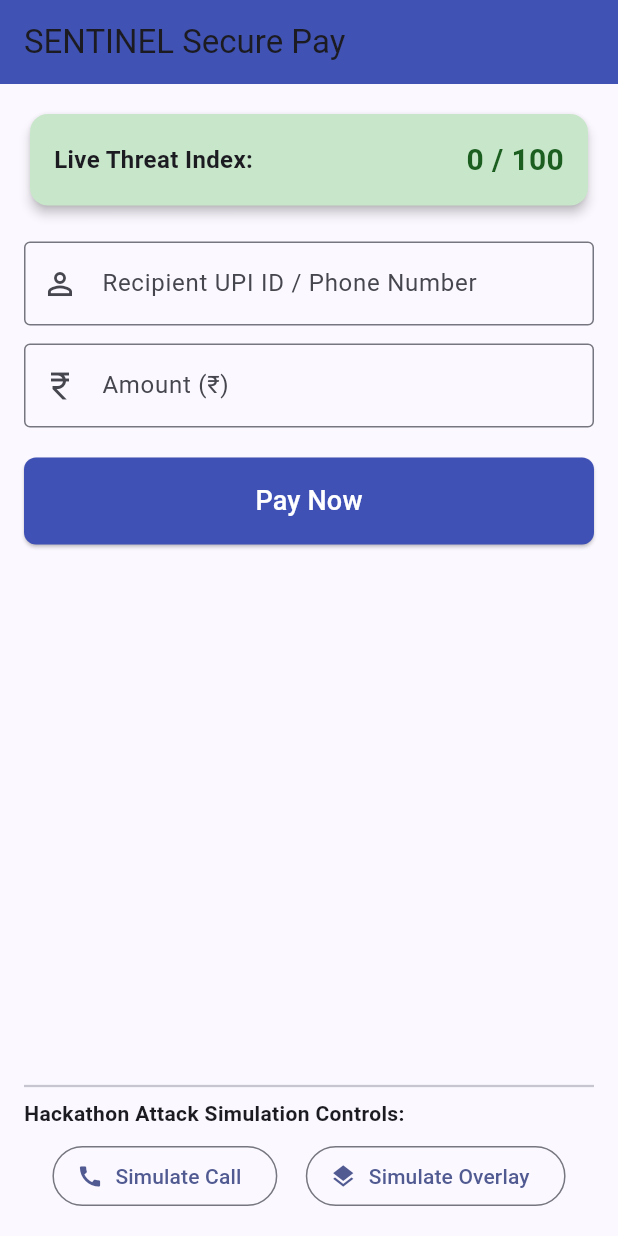
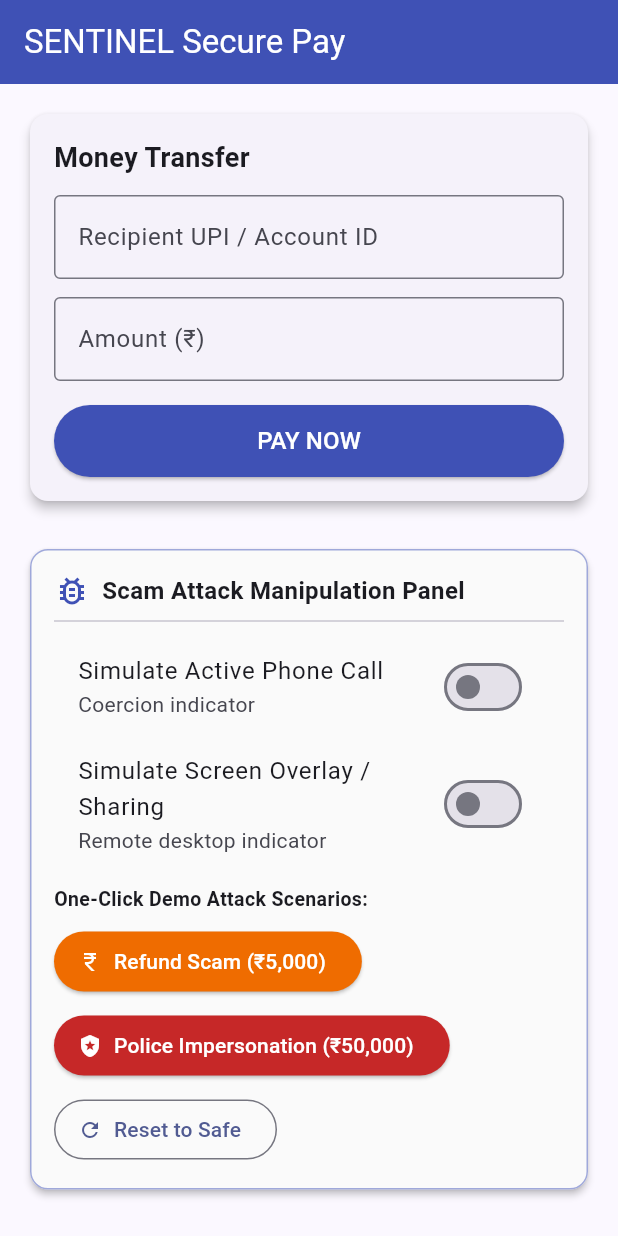
Before and after one commit to SUSYANTH-10/SENTINEL, a Flutter app: the PaymentScreen screen opened directly, on a phone screen of 412 x 824 dp. Run offline on Flutter 3.47's test engine with Material 3 defaults, Android fonts, the phone set to English and light mode, and no system bars.

Commit message:
Integrate ml/inference.py engine with FastAPI backend and Flutter API service

```diff
--- a/MOBILE_APP/lib/ui/login_screen.dart
+++ b/MOBILE_APP/lib/ui/login_screen.dart
@@ -17,7 +17,6 @@ class _LoginScreenState extends State<LoginScreen> {
   static const int _maxAttempts = 5;
   bool _isLockedOut = false;
 
-  // Valid credentials for demo/production testing
   static const String _validUsername = "tamil";
   static const String _validPassword = "9999";
 
@@ -27,25 +26,20 @@ class _LoginScreenState extends State<LoginScreen> {
     final username = _usernameController.text.trim();
     final password = _passwordController.text.trim();
 
-    // 1. Check for empty fields
     if (username.isEmpty || password.isEmpty) {
       _showSnackBar("Please enter both username and password.", Colors.orange);
       return;
     }
 
-    // 2. Validate Credentials
     if (username == _validUsername && password == _validPassword) {
-      // Reset attempts on success
       setState(() {
         _failedAttempts = 0;
       });
 
-      // Navigate to main payment screen
       Navigator.of(context).pushReplacement(
         MaterialPageRoute(builder: (context) => const PaymentScreen()),
       );
     } else {
-      // 3. Handle Failed Login
       setState(() {
         _failedAttempts++;
         if (_failedAttempts >= _maxAttempts) {
--- a/MOBILE_APP/lib/ui/payment_screen.dart
+++ b/MOBILE_APP/lib/ui/payment_screen.dart
@@ -2,7 +2,6 @@ import 'package:flutter/material.dart';
 import '../sdk/call_detector.dart';
 import '../sdk/overlay_detector.dart';
 import '../sdk/touch_dynamics.dart';
-import '../sdk/risk_engine.dart';
 import '../services/api_service.dart';
 
 class PaymentScreen extends StatefulWidget {
@@ -13,107 +12,149 @@ class PaymentScreen extends StatefulWidget {
 }
 
 class _PaymentScreenState extends State<PaymentScreen> {
+  final TextEditingController _amountController = TextEditingController();
+  final TextEditingController _recipientController = TextEditingController();
+
   final CallDetector _callDetector = CallDetector();
   final OverlayDetector _overlayDetector = OverlayDetector();
   final TouchDynamicsDetector _touchDetector = TouchDynamicsDetector();
   final ApiService _apiService = ApiService();
-  final TextEditingController _amountController = TextEditingController();
 
-  late RiskEngine _riskEngine;
-  bool _isProcessing = false;
+  bool _isCallActive = false;
+  bool _isOverlayActive = false;
+  bool _isLoading = false;
 
   @override
   void initState() {
     super.initState();
     _callDetector.startMonitoring();
-    _riskEngine = RiskEngine(
-      callDetector: _callDetector,
-      overlayDetector: _overlayDetector,
+    _overlayDetector.startMonitoring();
+  }
+
+  // --- SCENARIO TRIGGERS ---
+
+  void _triggerOverpaymentScam() {
+    setState(() {
+      _isCallActive = true;
+      _isOverlayActive = true;
+      _recipientController.text = "mule_account_scammer@upi";
+      _amountController.text = "5000";
+    });
+
+    _showScamBanner(
+      "SIMULATING: Overpayment / Refund Scam",
+      "Scammer claims they sent ₹100 by mistake, demanding an immediate refund under high stress while keeping you on an active call with screen sharing.",
     );
   }
 
-  Future<void> _triggerPayment() async {
-    setState(() => _isProcessing = true);
+  void _triggerPoliceCoercionScam() {
+    setState(() {
+      _isCallActive = true;
+      _isOverlayActive = true;
+      _recipientController.text = "safe_vault_police@upi";
+      _amountController.text = "50000";
+    });
 
+    _showScamBanner(
+      "SIMULATING: Law Enforcement Coercion",
+      "Scammer impersonating police claims your account will be frozen in 5 minutes unless you transfer savings to a 'Safe Government Holding Account'.",
+    );
+  }
+
+  void _resetSimulation() {
+    setState(() {
+      _isCallActive = false;
+      _isOverlayActive = false;
+      _recipientController.clear();
+      _amountController.clear();
+    });
+  }
+
+  void _showScamBanner(String title, String description) {
+    showDialog(
+      context: context,
+      builder: (ctx) => AlertDialog(
+        title: Row(
+          children: [
+            const Icon(Icons.warning_amber_rounded, color: Colors.orange),
+            const SizedBox(width: 8),
+            Expanded(
+              child: Text(
+                title,
+                style: const TextStyle(fontSize: 16, fontWeight: FontWeight.bold),
+              ),
+            ),
+          ],
+        ),
+        content: Text(description),
+        actions: [
+          TextButton(
+            onPressed: () => Navigator.of(ctx).pop(),
+            child: const Text("UNDERSTOOD"),
+          ),
+        ],
+      ),
+    );
+  }
+
+  // --- PAYMENT PROCESSOR ---
+
+  Future<void> _processPayment() async {
     final amount = double.tryParse(_amountController.text) ?? 0.0;
+    final recipient = _recipientController.text.trim();
 
-    // Extract real-time touch dynamics velocity calculated by SDK
+    if (amount <= 0 || recipient.isEmpty) {
+      ScaffoldMessenger.of(context).showSnackBar(
+        const SnackBar(content: Text("Please enter a valid recipient and amount")),
+      );
+      return;
+    }
+
+    setState(() => _isLoading = true);
+
     final touchVelocity = _touchDetector.calculateVelocity();
 
-    // 1. Local SDK Risk Metrics
-    final localRiskLevel = _riskEngine.getRiskLevel();
-    final localScore = _riskEngine.calculateRiskScore();
-
-    // 2. Transmit Telemetry Payload to Backend API
-    final apiResult = await _apiService.evaluateRisk(
-      callStatus: _callDetector.currentStatus.toString(),
-      overlayDetected: _overlayDetector.isOverlayDetected,
+    final response = await _apiService.assessRisk(
+      callStatus: _isCallActive ? "CallStatus.activeCall" : "CallStatus.idle",
+      overlayDetected: _isOverlayActive,
       touchVelocity: touchVelocity,
       amount: amount,
+      recipientId: recipient,
+      failedLoginAttempts: 0,
     );
 
-    setState(() => _isProcessing = false);
+    setState(() => _isLoading = false);
 
-    // 3. Backend Response handling or Local Fallback
-    if (apiResult != null) {
-      final backendScore = apiResult['score'] ?? localScore;
-      final backendAction = apiResult['action'] ?? 'ALLOW';
-      final reasons = (apiResult['reasons'] as List?)?.join("\n• ") ?? "";
+    final action = response["action"] ?? "ALLOW";
+    final double score = (response["score"] as num?)?.toDouble() ?? 0.0;
+    final List<dynamic> reasons = response["reasons"] ?? [];
 
-      if (backendAction == 'BLOCK') {
-        _showSecurityAlert(
-          "CRITICAL RISK DETECTED ($backendScore/100)",
-          "Transaction blocked by SENTINEL Threat Engine.\n\nReasons:\n• $reasons",
-          isError: true,
+    if (action == "BLOCK") {
+      _showResultDialog(
+        "TRANSACTION BLOCKED",
+        "SENTINEL Enterprise Risk Engine detected high-confidence coercion (Risk Score: ${score.toStringAsFixed(1)}/100).\n\nRisk Vectors Identified:\n• ${reasons.join('\n• ')}",
+        Colors.red,
       );
-      } else if (backendAction == 'WARN') {
-        _showSecurityAlert(
-          "SUSPICIOUS TRANSACTION ($backendScore/100)",
-          "Caution advised before proceeding.\n\nReasons:\n• $reasons",
-          isError: false,
+    } else if (action == "WARN") {
+      _showResultDialog(
+        "SUSPICIOUS TRANSACTION WARNING",
+        "Moderate manipulation risk detected (Risk Score: ${score.toStringAsFixed(1)}/100).\n\nWarnings:\n• ${reasons.join('\n• ')}",
+        Colors.orange,
       );
     } else {
-        _showSecurityAlert(
+      _showResultDialog(
         "PAYMENT SUCCESSFUL",
-          "Backend verified transaction as safe. Risk Score: $backendScore/100",
-          isError: false,
-        );
-      }
-    } else {
-      // Local SDK Fallback when backend server is offline
-      if (localRiskLevel == RiskLevel.high) {
-        _showSecurityAlert(
-          "CRITICAL RISK ($localScore/100)",
-          "Active call & screen overlay detected! Blocked locally by SENTINEL SDK.",
-          isError: true,
-        );
-      } else if (localRiskLevel == RiskLevel.medium) {
-        _showSecurityAlert(
-          "SUSPICIOUS ACTIVITY ($localScore/100)",
-          "Ongoing phone call detected. Please verify you are not being coerced.",
-          isError: false,
-        );
-      } else {
-        _showSecurityAlert(
-          "PAYMENT SUCCESSFUL",
-          "Transaction processed safely (Local SDK Fallback).",
-          isError: false,
+        "Transaction of ₹$amount to $recipient completed safely.",
+        Colors.green,
       );
     }
   }
-  }
 
-  void _showSecurityAlert(String title, String message, {required bool isError}) {
+  void _showResultDialog(String title, String message, Color color) {
     showDialog(
       context: context,
       builder: (ctx) => AlertDialog(
-        title: Text(
-          title,
-          style: TextStyle(
-            color: isError ? Colors.red.shade800 : Colors.indigo.shade900,
-            fontWeight: FontWeight.bold,
-          ),
-        ),
+        title: Text(title, style: TextStyle(color: color, fontWeight: FontWeight.bold)),
         content: Text(message),
         actions: [
           TextButton(
@@ -127,8 +168,6 @@ class _PaymentScreenState extends State<PaymentScreen> {
 
   @override
   Widget build(BuildContext context) {
-    final currentScore = _riskEngine.calculateRiskScore();
-
     return Listener(
       onPointerDown: (event) => _touchDetector.recordTouchDown(event.position),
       onPointerUp: (event) => _touchDetector.recordTouchUp(event.position),
@@ -136,114 +175,142 @@ class _PaymentScreenState extends State<PaymentScreen> {
         appBar: AppBar(
           title: const Text("SENTINEL Secure Pay"),
           backgroundColor: Colors.indigo,
-          elevation: 2,
+          foregroundColor: Colors.white,
         ),
-        body: Padding(
+        body: SingleChildScrollView(
           padding: const EdgeInsets.all(16.0),
           child: Column(
-            crossAxisAlignment: CrossAxisAlignment.stretch,
+            crossAxisAlignment: CrossAxisAlignment.start,
             children: [
               Card(
-                color: currentScore > 40 ? Colors.red.shade100 : Colors.green.shade100,
                 elevation: 3,
+                shape: RoundedRectangleBorder(borderRadius: BorderRadius.circular(12)),
                 child: Padding(
                   padding: const EdgeInsets.all(16.0),
-                  child: Row(
-                    mainAxisAlignment: MainAxisAlignment.spaceBetween,
+                  child: Column(
+                    crossAxisAlignment: CrossAxisAlignment.start,
                     children: [
                       const Text(
-                        "Live Threat Index:",
-                        style: TextStyle(fontSize: 16, fontWeight: FontWeight.bold),
+                        "Money Transfer",
+                        style: TextStyle(fontSize: 18, fontWeight: FontWeight.bold),
                       ),
-                      Text(
-                        "$currentScore / 100",
-                        style: TextStyle(
-                          fontSize: 20,
-                          fontWeight: FontWeight.bold,
-                          color: currentScore > 40 ? Colors.red.shade900 : Colors.green.shade900,
+                      const SizedBox(height: 12),
+                      TextField(
+                        controller: _recipientController,
+                        decoration: const InputDecoration(
+                          labelText: "Recipient UPI / Account ID",
+                          border: OutlineInputBorder(),
+                        ),
+                      ),
+                      const SizedBox(height: 12),
+                      TextField(
+                        controller: _amountController,
+                        keyboardType: TextInputType.number,
+                        decoration: const InputDecoration(
+                          labelText: "Amount (₹)",
+                          border: OutlineInputBorder(),
+                        ),
+                      ),
+                      const SizedBox(height: 16),
+                      SizedBox(
+                        width: double.infinity,
+                        height: 48,
+                        child: ElevatedButton(
+                          onPressed: _isLoading ? null : _processPayment,
+                          style: ElevatedButton.styleFrom(
+                            backgroundColor: Colors.indigo,
+                          ),
+                          child: _isLoading
+                              ? const CircularProgressIndicator(color: Colors.white)
+                              : const Text(
+                                  "PAY NOW",
+                                  style: TextStyle(color: Colors.white, fontSize: 16),
+                                ),
                         ),
                       ),
                     ],
                   ),
                 ),
               ),
-              const SizedBox(height: 20),
-              const TextField(
-                decoration: InputDecoration(
-                  labelText: "Recipient UPI ID / Phone Number",
-                  border: OutlineInputBorder(),
-                  prefixIcon: Icon(Icons.person_outline),
+
+              const SizedBox(height: 24),
+
+              Card(
+                color: Colors.grey.shade50,
+                elevation: 2,
+                shape: RoundedRectangleBorder(
+                  side: BorderSide(color: Colors.indigo.shade200),
+                  borderRadius: BorderRadius.circular(12),
+                ),
+                child: Padding(
+                  padding: const EdgeInsets.all(16.0),
+                  child: Column(
+                    crossAxisAlignment: CrossAxisAlignment.start,
+                    children: [
+                      const Row(
+                        children: [
+                          Icon(Icons.bug_report_outlined, color: Colors.indigo),
+                          SizedBox(width: 8),
+                          Text(
+                            "Scam Attack Manipulation Panel",
+                            style: TextStyle(fontSize: 16, fontWeight: FontWeight.bold),
+                          ),
+                        ],
+                      ),
+                      const Divider(),
+
+                      SwitchListTile(
+                        title: const Text("Simulate Active Phone Call"),
+                        subtitle: const Text("Coercion indicator"),
+                        value: _isCallActive,
+                        onChanged: (val) => setState(() => _isCallActive = val),
+                      ),
+                      SwitchListTile(
+                        title: const Text("Simulate Screen Overlay / Sharing"),
+                        subtitle: const Text("Remote desktop indicator"),
+                        value: _isOverlayActive,
+                        onChanged: (val) => setState(() => _isOverlayActive = val),
+                      ),
+
+                      const SizedBox(height: 12),
+                      const Text(
+                        "One-Click Demo Attack Scenarios:",
+                        style: TextStyle(fontWeight: FontWeight.bold, fontSize: 13),
+                      ),
+                      const SizedBox(height: 8),
+
+                      Wrap(
+                        spacing: 8,
+                        runSpacing: 8,
+                        children: [
+                          ElevatedButton.icon(
+                            onPressed: _triggerOverpaymentScam,
+                            icon: const Icon(Icons.currency_rupee, size: 16),
+                            label: const Text("Refund Scam (₹5,000)"),
+                            style: ElevatedButton.styleFrom(
+                              backgroundColor: Colors.orange.shade800,
+                              foregroundColor: Colors.white,
                             ),
                           ),
-              const SizedBox(height: 12),
-              TextField(
-                controller: _amountController,
-                decoration: const InputDecoration(
-                  labelText: "Amount (₹)",
-                  border: OutlineInputBorder(),
-                  prefixIcon: Icon(Icons.currency_rupee),
-                ),
-                keyboardType: TextInputType.number,
-              ),
-              const SizedBox(height: 20),
-              ElevatedButton(
-                onPressed: _isProcessing ? null : _triggerPayment,
+                          ElevatedButton.icon(
+                            onPressed: _triggerPoliceCoercionScam,
+                            icon: const Icon(Icons.local_police, size: 16),
+                            label: const Text("Police Impersonation (₹50,000)"),
                             style: ElevatedButton.styleFrom(
-                  backgroundColor: Colors.indigo,
-                  padding: const EdgeInsets.symmetric(vertical: 16),
-                  shape: RoundedRectangleBorder(
-                    borderRadius: BorderRadius.circular(8),
+                              backgroundColor: Colors.red.shade800,
+                              foregroundColor: Colors.white,
                             ),
                           ),
-                child: _isProcessing
-                    ? const SizedBox(
-                        height: 20,
-                        width: 20,
-                        child: CircularProgressIndicator(color: Colors.white, strokeWidth: 2),
-                      )
-                    : const Text("Pay Now", style: TextStyle(fontSize: 18, color: Colors.white)),
-              ),
-              const Spacer(),
-              const Divider(thickness: 1.5),
-              const Text(
-                "Hackathon Attack Simulation Controls:",
-                style: TextStyle(fontWeight: FontWeight.bold, fontSize: 14),
-              ),
-              const SizedBox(height: 8),
-              Row(
-                mainAxisAlignment: MainAxisAlignment.spaceEvenly,
-                children: [
                           OutlinedButton.icon(
-                    icon: Icon(_callDetector.currentStatus == CallStatus.activeCall
-                        ? Icons.call_end
-                        : Icons.call),
-                    label: Text(_callDetector.currentStatus == CallStatus.activeCall
-                        ? "End Call"
-                        : "Simulate Call"),
-                    onPressed: () {
-                      setState(() {
-                        _callDetector.simulateIncomingCall(
-                          _callDetector.currentStatus == CallStatus.activeCall
-                              ? CallStatus.idle
-                              : CallStatus.activeCall,
-                        );
-                      });
-                    },
-                  ),
-                  OutlinedButton.icon(
-                    icon: const Icon(Icons.layers),
-                    label: Text(_overlayDetector.isOverlayDetected
-                        ? "Clear Overlay"
-                        : "Simulate Overlay"),
-                    onPressed: () {
-                      setState(() {
-                        _overlayDetector.simulateOverlayDetected(
-                          !_overlayDetector.isOverlayDetected,
-                        );
-                      });
-                    },
+                            onPressed: _resetSimulation,
+                            icon: const Icon(Icons.refresh, size: 16),
+                            label: const Text("Reset to Safe"),
                           ),
                         ],
+                      ),
+                    ],
+                  ),
+                ),
               ),
             ],
           ),
```
Also changed, not shown: MOBILE_APP/lib/sdk/overlay_detector.dart (+7 -8 lines), MOBILE_APP/lib/services/api_service.dart (+60 -15 lines), 2 other files. Lines whose indentation alone changed are shown as unchanged.
